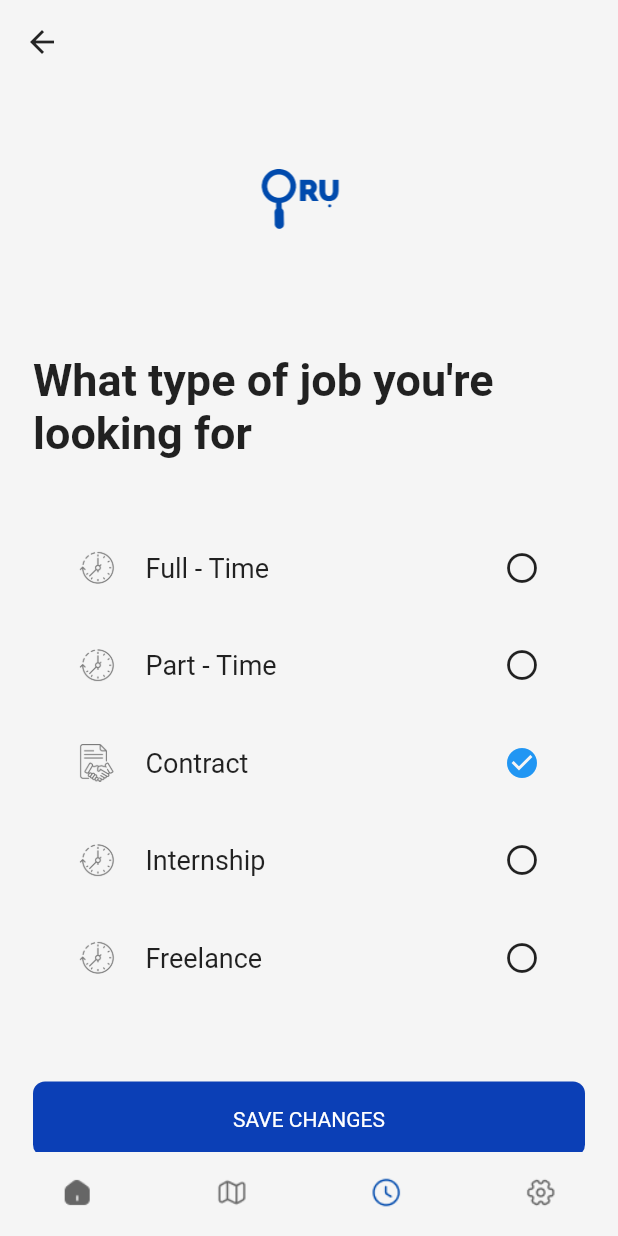
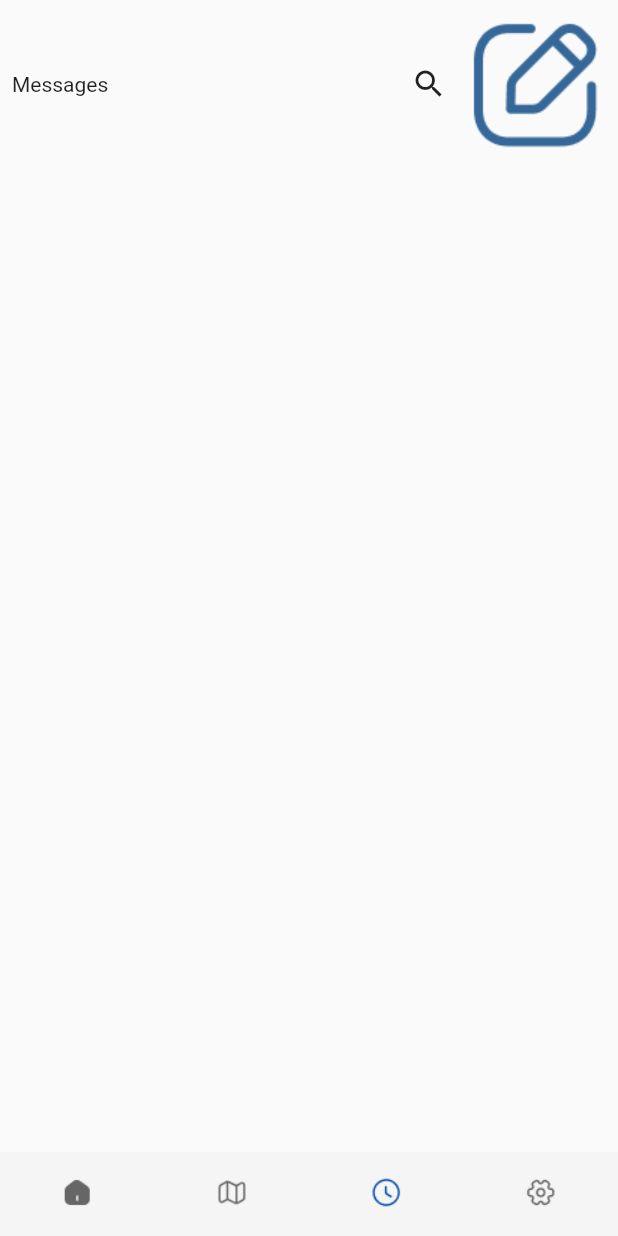
Before and after one commit to michael-stac/oru, a Flutter app: the MainActivityPage screen opened directly, item 3 of the bottom bar chosen, on a phone screen of 412 x 824 dp. Run offline on Flutter 3.47's test engine with Material 2 defaults, Android fonts, the phone set to English and light mode, and no system bars; our stand-ins replace cloud_firestore, dropdown_textfield, firebase_auth, firebase_core, google_sign_in, image_picker; missing offline and left inert: auth_handler, email_otp, flutter_text_form_field, webview_flutter_plus; accounts and stored records are empty.

Commit message:
messages

```diff
--- a/lib/Screens/BottomNavPages/ReviewPage/reviewpage.dart
+++ /dev/null
@@ -1,154 +0,0 @@
-import 'package:flutter/material.dart';
-import 'package:gigi/Widgets/custom_button.dart';
-
-import '../../Styles/colors.dart';
-
-class ReviewPage extends StatefulWidget {
-  const ReviewPage({Key? key}) : super(key: key);
-
-  @override
-  State<ReviewPage> createState() => _ReviewPageState();
-}
-
-class _ReviewPageState extends State<ReviewPage> {
-  bool isSelected = false;
-  @override
-  Widget build(BuildContext context) {
-    return Scaffold(
-      backgroundColor: AppColor.white,
-      appBar: AppBar(
-        elevation: 0,
-        backgroundColor: AppColor.white,
-        leading: BackButton(color: AppColor.black,),
-      ),
-      body: CustomScrollView(
-        slivers: [
-          SliverToBoxAdapter(
-              child: Container(
-                padding: EdgeInsets.symmetric(horizontal: 22),
-                child: Column(
-                  crossAxisAlignment: CrossAxisAlignment.start,
-                  children: [
-                    Center(
-                      child: Image.asset(
-                        'assets/images/logo.png',
-                        height: 150,
-                      ),
-                    ),
-                    const SizedBox(height: 30),
-                    const Text(
-                      "What type of job you're looking for",
-                      style: TextStyle(fontSize: 30, fontWeight: FontWeight.bold),
-                    ),
-                    const SizedBox(height: 60),
-                    Container(
-                      margin: const EdgeInsets.only(right: 30, left: 30),
-                      child: Column(
-                        children: [
-                          Container(
-                            child: Row(
-                              children: [
-                                Image.asset(
-                                  'assets/images/fulltime.png',
-                                  height: 25,
-                                ),
-                                const SizedBox(width: 20),
-                                const Text(
-                                  'Full - Time',
-                                  style: TextStyle(fontSize: 18),
-                                ),
-                                const Spacer(),
-                                const Icon(Icons.circle_outlined)
-                              ],
-                            ),
-                          ),
-                          SizedBox(height: 40),
-                          Container(
-                            child: Row(
-                              children: [
-                                Image.asset(
-                                  'assets/images/fulltime.png',
-                                  height: 25,
-                                ),
-                                const SizedBox(width: 20),
-                                const Text(
-                                  'Part - Time',
-                                  style: TextStyle(fontSize: 18),
-                                ),
-                                const Spacer(),
-                                const Icon(Icons.circle_outlined)
-                              ],
-                            ),
-                          ),
-                          const SizedBox(height: 40),
-                          Container(
-                            child: Row(
-                              children: [
-                                Image.asset(
-                                  'assets/images/contract.png',
-                                  height: 25,
-                                ),
-                                const SizedBox(width: 20),
-                                const Text(
-                                  'Contract',
-                                  style: TextStyle(fontSize: 18),
-                                ),
-                                const Spacer(),
-                                GestureDetector(onTap: (){
-                                  setState(() {
-                                    isSelected = !isSelected;
-                                  });
-                                } ,child: isSelected ? Icon(Icons.circle_outlined) : Icon(Icons.check_circle, color: Colors.blue,))
-                              ],
-                            ),
-                          ),
-                          SizedBox(height: 40),
-                          Container(
-                            child: Row(
-                              children: [
-                                Image.asset(
-                                  'assets/images/fulltime.png',
-                                  height: 25,
-                                ),
-                                const SizedBox(width: 20),
-                                const Text(
-                                  'Internship',
-                                  style: TextStyle(fontSize: 18),
-                                ),
-                                const Spacer(),
-                                const Icon(Icons.circle_outlined)
-                              ],
-                            ),
-                          ),
-                          const SizedBox(height: 40),
-                          Container(
-                            child: Row(
-                              children: [
-                                Image.asset(
-                                  'assets/images/fulltime.png',
-                                  height: 25,
-                                ),
-                                const SizedBox(width: 20),
-                                const Text(
-                                  'Freelance',
-                                  style: TextStyle(fontSize: 18),
-                                ),
-                                const Spacer(),
-                                const Icon(Icons.circle_outlined)
-                              ],
-                            ),
-                          )
-                        ],
-                      ),
-                    ),
-                    SizedBox(height: 70),
-                    customButton(context, onTap: (){}, text: 'SAVE CHANGES', bgColor: isSelected? Colors.blueGrey : AppColor.blue, textColor: Colors.white)
-                  ],
-                ),
-              )
-          )
-        ],
-      ),
-    );
-  }
-}
--- /dev/null
+++ b/lib/Screens/BottomNavPages/ReviewPages/messages.dart
@@ -0,0 +1,36 @@
+import 'package:flutter/material.dart';
+import 'package:gigi/Widgets/custom_button.dart';
+
+import '../../Styles/colors.dart';
+
+class Messages extends StatefulWidget {
+  const Messages({Key? key}) : super(key: key);
+
+  @override
+  State<Messages> createState() => _MessagesState();
+}
+
+class _MessagesState extends State<Messages> {
+  @override
+  Widget build(BuildContext context) {
+    return Scaffold(
+      body: Padding(
+        padding: const EdgeInsets.all(8.0),
+        child: Column(
+          children: [
+            Row(
+              children: [
+                Text('Messages'),
+                Spacer(),
+                Icon(Icons.search),
+                SizedBox(width: 10),
+                Image.asset('assets/images/edit.png')
+
+              ],
+            )
+          ],
+        ),
+      ),
+    );
+  }
+}
--- a/lib/main_activity.dart
+++ b/lib/main_activity.dart
@@ -1,4 +1,5 @@
 import 'package:flutter/material.dart';
+import 'package:gigi/Screens/BottomNavPages/ReviewPages/messages.dart';
 import 'package:gigi/Screens/BottomNavPages/Settings/settings.dart';
 
 import 'package:provider/provider.dart';
@@ -6,7 +7,7 @@ import 'package:provider/provider.dart';
 import 'Providers/bottom_nav_provider.dart';
 import 'Screens/BottomNavPages/Applcations/application.dart';
 import 'Screens/BottomNavPages/Home/home.dart';
-import 'Screens/BottomNavPages/ReviewPage/reviewpage.dart';
+
 import 'Screens/Styles/colors.dart';
 
 class MainActivityPage extends StatefulWidget {
@@ -29,7 +30,7 @@ class _MainActivityPageState extends State<MainActivityPage> {
   List<Widget> bottomNavPages = [
     const HomePage(),
      const Applications(),
-    const ReviewPage(),
+    const Messages(),
     const SettingsPage()
   ];
 
```
Also changed, not shown: assets/images/edit.png (added).
